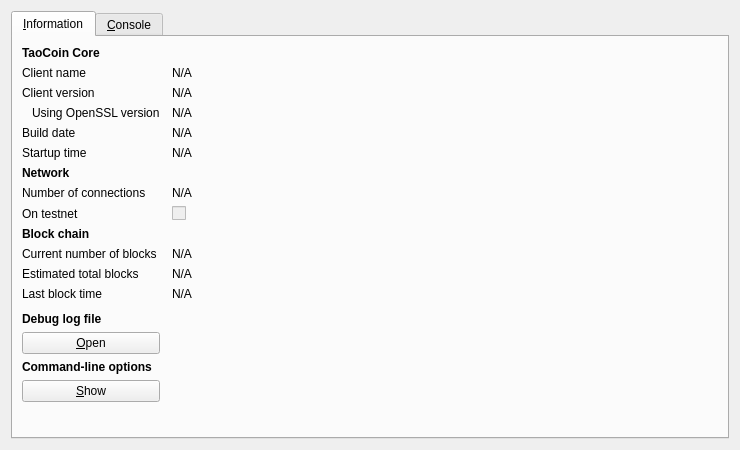
The window that src/qt/forms/rpcconsole.ui (Xnuva-Blockchain-Project/Tao) describes before a commit, drawn with Qt 5.
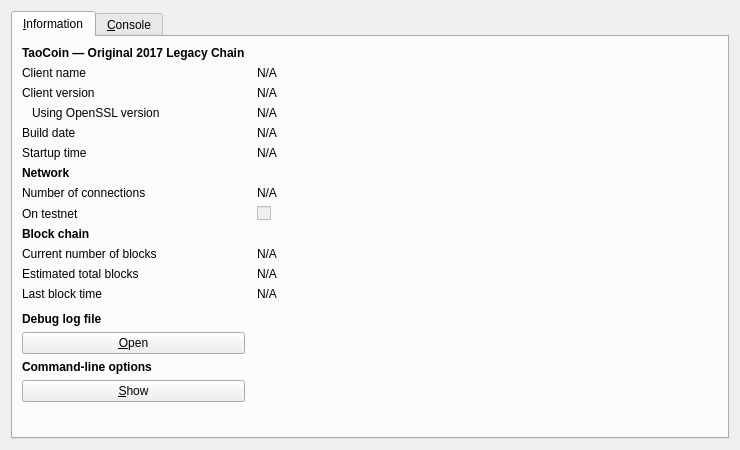
The same window after the commit. Icons and pictures are not drawn.

Commit message: Stage 7A: stamp debug Help identity

```diff
--- a/src/qt/forms/rpcconsole.ui
+++ b/src/qt/forms/rpcconsole.ui
@@ -36,7 +36,7 @@
           </font>
          </property>
          <property name="text">
-          <string>TaoCoin Core</string>
+          <string>TaoCoin — Original 2017 Legacy Chain</string>
          </property>
         </widget>
        </item>
```
Left out of the diff: 2 changed lines with no effect on the pictures.
